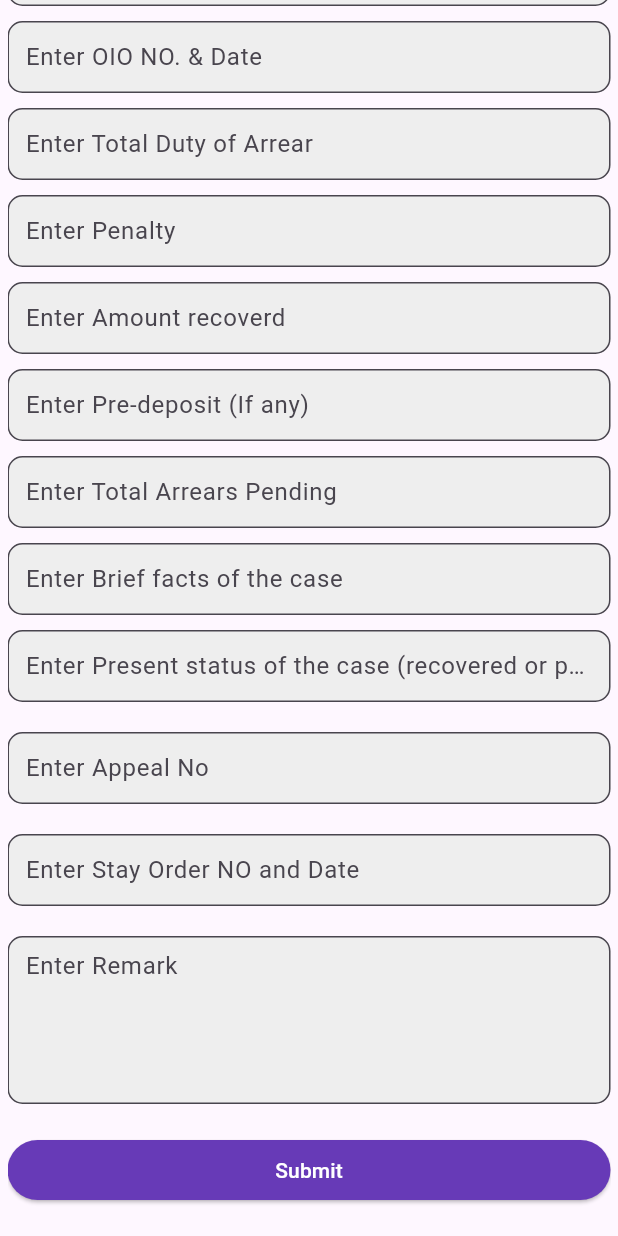
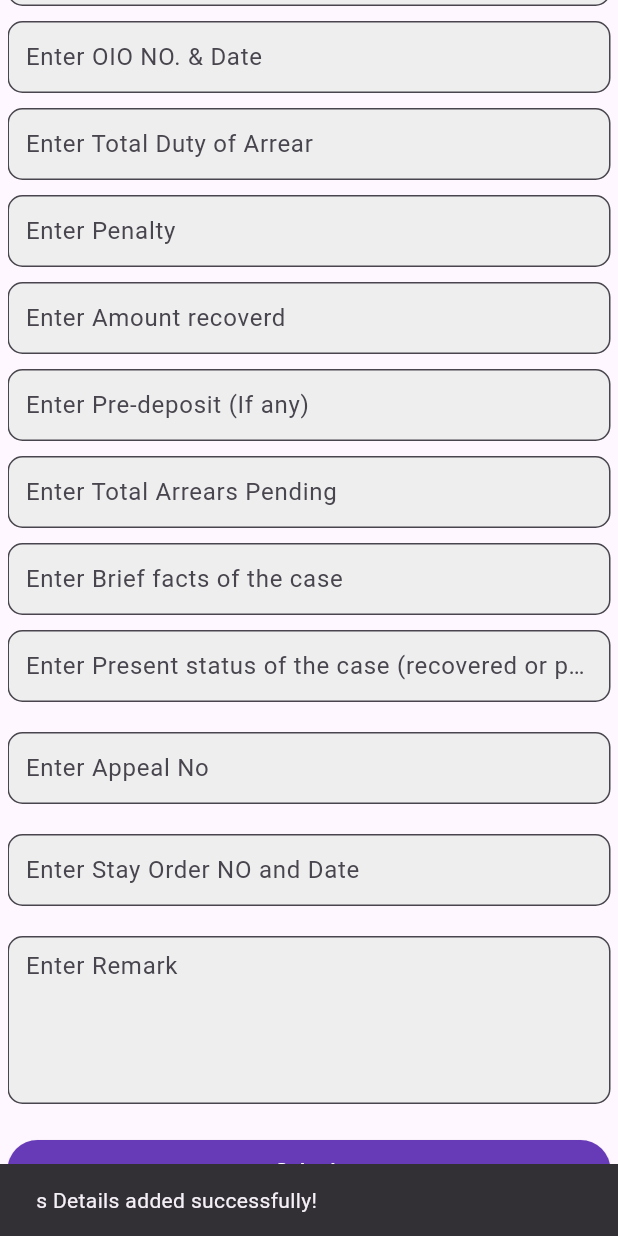
Before and after one commit to khushmadodiya/ImportLookUp, a Flutter app: the screen it shows once a user with an empty profile is signed in, scrolled down 122 dp, after a tap on "Submit", on a phone screen of 412 x 824 dp. Run offline on Flutter 3.47's test engine with Material 3 defaults, Android fonts, the phone set to English and light mode, and no system bars; our stand-ins replace cloud_firestore, firebase_auth, firebase_core, fluttertoast; accounts and stored records are empty.

Commit message:
add details

```diff
--- /dev/null
+++ b/lib/Backend/add_asessee_data.dart
@@ -0,0 +1,23 @@
+
+
+import 'package:cloud_firestore/cloud_firestore.dart';
+import 'package:firebase_auth/firebase_auth.dart';
+import 'package:uuid/uuid.dart';
+
+
+
+class AddAsesse {
+  Future<String> addDetails( Map<String , dynamic> asseserDetails,OIO)async{
+   String res = "error";
+   try{
+     await FirebaseFirestore.instance.collection('assesers').doc(OIO).set(asseserDetails);
+     return res ='s';
+   }
+   catch(e){
+     res = "error: $e";
+   }
+   return res;
+}
+
+
+}
--- a/lib/InsertData/insertIndividualData.dart
+++ b/lib/InsertData/insertIndividualData.dart
@@ -1,5 +1,6 @@
 import 'dart:typed_data';
 import 'package:flutter/material.dart';
+import 'package:import_lookup/Backend/add_asessee_data.dart';
 import 'package:import_lookup/Widgets/controllers.dart';
 
 import '../Widgets/text_field.dart';
@@ -29,7 +30,26 @@ class _InsertDataScreenState extends State<InsertDataScreen> {
 
   void adddetail() async {
     if (_formkey.currentState!.validate()) {
-
+      Map<String, dynamic> asseserDetails = {
+        'name': nameOfAsseser.text,
+        'division_range': Division.text,
+        'OIO_and_date': OIONOAndDate.text,
+        'duty_or_arear': TotalDutyOfArear.text,
+        'penalty': Penlty.text,
+        'amount_recovered': AmmountRecoverSofar.text,
+        'pre_deposit': PredepositIfAny.text,
+        'total_arrears_pending': TotalArearsForPending.text,
+        'brief_facts': BrifFectOftheCase.text,
+        'status': PresentStatusOfCase.text,
+        'appeal_no': ApealNo.text,
+        'stay_order_no_and_date': StayOrderNoAndDate.text,
+        'remark': PresentStatusOfCase.text,
+      };
+      String res=  await AddAsesse().addDetails(asseserDetails,OIONOAndDate.text);
+      ScaffoldMessenger.of(context).showSnackBar(
+        SnackBar(content: Text('$res Details added successfully!')),
+      );
+      _formkey.currentState!.reset();
     } else {
       print('error');
     }
--- /dev/null
+++ b/lib/models/asseser_model.dart
@@ -0,0 +1,65 @@
+import 'dart:core';
+
+class Asseser {
+  final String name;
+  final String division_range;
+  final String OIO_and_date;
+  final String duty_or_arear;
+  final String penalty;
+  final String amount_recovered;
+  String? pre_deposit;
+  final String total_arrears_pending;
+  final String breif_fect;
+  final String status;
+  final String apeal_no;
+  final String stay_order_no_and_data;
+
+  Asseser({
+    required this.name,
+    required this.division_range,
+    required this.OIO_and_date,
+    required this.duty_or_arear,
+    required this.penalty,
+    required this.amount_recovered,
+    this.pre_deposit,
+    required this.total_arrears_pending,
+    required this.breif_fect,
+    required this.status,
+    required this.apeal_no,
+    required this.stay_order_no_and_data,
+  });
+
+  factory Asseser.fromJson(Map<String, dynamic> json) {
+    return Asseser(
+      name: json['name'] as String,
+      division_range: json['division_range'] as String,
+      OIO_and_date: json['OIO_and_date'] as String,
+      duty_or_arear: json['duty_or_arear'] as String,
+      penalty: json['penalty'] as String,
+      amount_recovered: json['amount_recovered'] as String,
+      pre_deposit: json['pre_deposit'] as String?,
+      total_arrears_pending: json['total_arrears_pending'] as String,
+      breif_fect: json['breif_fect'] as String,
+      status: json['status'] as String,
+      apeal_no: json['apeal_no'] as String,
+      stay_order_no_and_data: json['stay_order_no_and_data'] as String,
+    );
+  }
+
+  Map<String, dynamic> toJson() {
+    return {
+      'name': name,
+      'division_range': division_range,
+      'OIO_and_date': OIO_and_date,
+      'duty_or_arear': duty_or_arear,
+      'penalty': penalty,
+      'amount_recovered': amount_recovered,
+      'pre_deposit': pre_deposit,
+      'total_arrears_pending': total_arrears_pending,
+      'breif_fect': breif_fect,
+      'status': status,
+      'apeal_no': apeal_no,
+      'stay_order_no_and_data': stay_order_no_and_data,
+    };
+  }
+}
--- a/pubspec.yaml
+++ b/pubspec.yaml
@@ -40,6 +40,7 @@ dependencies:
   firebase_core: ^3.3.0
   firebase_auth: ^5.1.3
   cloud_firestore: ^5.2.0
+  uuid: ^4.4.2
 
 dev_dependencies:
   flutter_test:
```
Also changed, not shown: pubspec.lock.
